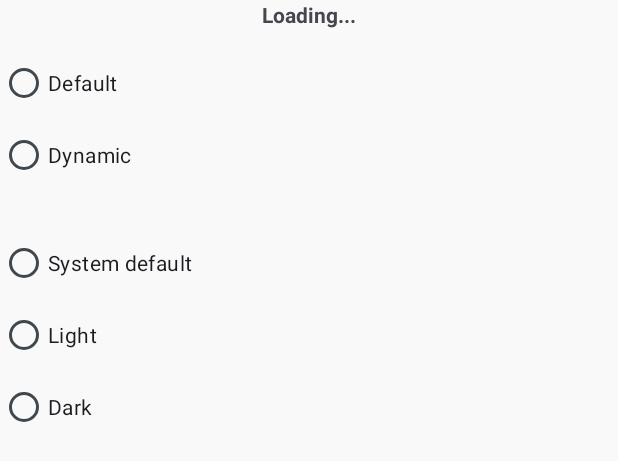
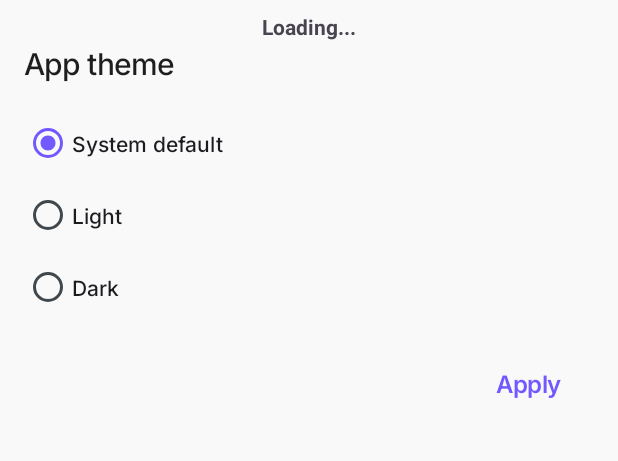
Before and after one commit to Muzammil-Hussian/Galixo-Auto-Clicker, an Android app: the layout dialog_theme.xml on its own in the app's theme, with its tools: preview values and no code run, on a phone screen of 412 x 824 dp. Shown: the top 461 px of the screen. Run offline under Robolectric (Android 15) with nearby library versions, the phone set to English and light mode, and no system bars.

```diff
--- a/build-logic/convention/src/main/java/com/galixo/ai/gradle/convention/CrashlyticsConventionPlugin.kt
+++ b/build-logic/convention/src/main/java/com/galixo/ai/gradle/convention/CrashlyticsConventionPlugin.kt
@@ -20,6 +20,8 @@ class CrashlyticsConventionPlugin : Plugin<Project> {
         dependencies {
             implementation(platform(libs.getLibrary("google.firebase.bom")))
             implementation(libs.getLibrary("google.firebase.crashlytics.ktx"))
+            // Add Firebase Analytics
+            implementation(libs.getLibrary("google.firebase.analytics.ktx"))
         }
     }
 }
--- a/core/common/theme/build.gradle.kts
+++ b/core/common/theme/build.gradle.kts
@@ -9,7 +9,6 @@ android {
 }
 
 dependencies {
-    implementation(libs.kotlinx.coroutines.core)
 
     implementation(libs.androidx.appcompat)
     implementation(libs.androidx.core.ktx)
@@ -19,4 +18,8 @@ dependencies {
     implementation(libs.androidx.fragment.ktx)
 
     implementation(libs.google.material)
+
+    implementation(project(":core:common:ui"))
+    implementation(project(":core:common:base"))
+
 }
--- a/core/common/theme/src/main/AndroidManifest.xml
+++ b/core/common/theme/src/main/AndroidManifest.xml
@@ -1,4 +1,2 @@
 <?xml version="1.0" encoding="utf-8"?>
-<manifest xmlns:android="http://schemas.android.com/apk/res/android">
-
-</manifest>
+<manifest />
--- a/core/common/theme/src/main/res/layout/dialog_theme.xml
+++ b/core/common/theme/src/main/res/layout/dialog_theme.xml
@@ -2,10 +2,11 @@
 <LinearLayout xmlns:android="http://schemas.android.com/apk/res/android"
     xmlns:tools="http://schemas.android.com/tools"
     android:layout_width="match_parent"
-    android:layout_height="match_parent"
-    android:orientation="vertical">
+    android:layout_height="wrap_content"
+    android:orientation="vertical"
+    android:paddingHorizontal="@dimen/margin_horizontal_default"
+    android:paddingVertical="@dimen/margin_vertical_default">
 
-    <!-- Loading text when fetching data -->
     <TextView
         android:id="@+id/loadingTextView"
         android:layout_width="match_parent"
@@ -16,71 +17,50 @@
         android:visibility="gone"
         tools:visibility="visible" />
 
-    <!-- Radio Group for Theme Brand -->
-    <RadioGroup
-        android:id="@+id/themeBrandRadioGroup"
+    <com.google.android.material.textview.MaterialTextView
+        android:id="@+id/title"
         android:layout_width="match_parent"
         android:layout_height="wrap_content"
-        android:layout_marginVertical="12dp">
-        <!-- Add radio buttons for theme brand selection -->
-        <RadioButton
-            android:id="@+id/themeBrandDefault"
-            android:layout_width="match_parent"
-            android:layout_height="wrap_content"
-            android:text="Default" />
+        android:ellipsize="end"
+        android:lines="1"
+        android:text="App theme"
+        android:textAppearance="@style/SubHeadingStyle" />
 
-        <RadioButton
-            android:id="@+id/themeBrandDynamic"
-            android:layout_width="match_parent"
-            android:layout_height="wrap_content"
-            android:text="Dynamic" />
-    </RadioGroup>
-
-    <!-- Radio Group for Gradient Color Preference -->
-
-    <RadioGroup
-        android:id="@+id/gradientColorRadioGroup"
-        android:layout_width="match_parent"
-        android:layout_height="wrap_content"
-        android:layout_marginVertical="12dp"
-        android:visibility="gone">
-        <!-- Add radio buttons for gradient color preference -->
-        <RadioButton
-            android:id="@+id/gradientColorYes"
-            android:layout_width="match_parent"
-            android:layout_height="wrap_content"
-            android:text="Yes" />
-
-        <RadioButton
-            android:id="@+id/gradientColorNo"
-            android:layout_width="match_parent"
-            android:layout_height="wrap_content"
-            android:text="No" />
-    </RadioGroup>
-
-    <!-- Radio Group for Dark Theme Preference -->
     <RadioGroup
         android:id="@+id/darkThemeRadioGroup"
         android:layout_width="match_parent"
         android:layout_height="wrap_content"
-        android:layout_marginVertical="12dp">
-        <!-- Add radio buttons for dark mode selection -->
-        <RadioButton
+        android:layout_marginVertical="@dimen/margin_vertical_extra_large">
+
+        <com.google.android.material.radiobutton.MaterialRadioButton
             android:id="@+id/darkThemeSystemDefault"
             android:layout_width="match_parent"
             android:layout_height="wrap_content"
-            android:text="System default" />
+            android:text="System default"
+            android:textAppearance="@style/DescriptionHeading"
+            tools:checked="true" />
 
-        <RadioButton
+        <com.google.android.material.radiobutton.MaterialRadioButton
             android:id="@+id/darkThemeLight"
             android:layout_width="match_parent"
             android:layout_height="wrap_content"
-            android:text="Light" />
+            android:text="Light"
+            android:textAppearance="@style/DescriptionHeading" />
 
-        <RadioButton
+        <com.google.android.material.radiobutton.MaterialRadioButton
             android:id="@+id/darkThemeDark"
             android:layout_width="match_parent"
             android:layout_height="wrap_content"
-            android:text="Dark" />
+            android:text="Dark"
+            android:textAppearance="@style/DescriptionHeading" />
     </RadioGroup>
+
+    <com.google.android.material.button.MaterialButton
+        android:id="@+id/applyThemeButton"
+        style="@style/Widget.Material3.Button.TextButton"
+        android:layout_width="wrap_content"
+        android:layout_height="wrap_content"
+        android:layout_gravity="end"
+        android:text="Apply"
+        android:textAppearance="@style/ButtonHeading" />
 </LinearLayout>
--- a/feature/config/src/main/java/com/galixo/autoClicker/feature/config/ui/view/ClickPointView.kt
+++ b/feature/config/src/main/java/com/galixo/autoClicker/feature/config/ui/view/ClickPointView.kt
@@ -78,7 +78,8 @@ class ClickPointView(
         }
 
         with(binding) {
-            clickIndex.text = clickDescription.priority.toString()
+            val index = (clickDescription.priority + 1).toString()
+            clickIndex.text = index
             root.apply {
                 setOnTouchListener { v, event ->
                     when (event.action) {
--- a/feature/config/src/main/java/com/galixo/autoClicker/feature/config/ui/view/CreateSwipeView.kt
+++ b/feature/config/src/main/java/com/galixo/autoClicker/feature/config/ui/view/CreateSwipeView.kt
@@ -152,7 +152,8 @@ class CreateSwipeView(
                 }
             }*/
         with(binding) {
-            clickIndex.text = swipeDescription.priority.toString()
+            val indexedValue = (swipeDescription.priority + 1).toString()
+            clickIndex.text = indexedValue
             root.apply {
                 setOnTouchListener { v, event ->
                     when (event.action) {
--- a/feature/config/src/main/res/drawable/bg_click.xml
+++ b/feature/config/src/main/res/drawable/bg_click.xml
@@ -2,5 +2,5 @@
 <shape xmlns:android="http://schemas.android.com/apk/res/android" android:shape="rectangle">
     <solid android:color="@color/overlayViewPrimaryBackground"/>
     <corners android:radius="25dp"/>
-    <stroke android:width="1dp" android:color="@color/overlayViewPrimary"/>
+    <stroke android:width="2dp" android:color="@color/overlayViewPrimary"/>
 </shape>
```
Also changed, not shown: app/src/main/java/com/galixo/autoClicker/modules/base/activity/BaseActivity.kt (+18 -0 lines), core/common/theme/src/main/java/com/galixo/autoClicker/core/common/theme/data/ThemeDataRepository.kt (+3 -17 lines), core/common/theme/src/main/java/com/galixo/autoClicker/core/common/theme/dialog/ThemeDialogFragment.kt (+26 -46 lines), core/common/theme/src/main/java/com/galixo/autoClicker/core/common/theme/model/ThemeString.kt (deleted, +0 -18 lines), core/common/theme/src/main/java/com/galixo/autoClicker/core/common/theme/model/UserEditableTheme.kt (deleted, +0 -13 lines), core/common/theme/src/main/java/com/galixo/autoClicker/core/common/theme/utils/DataStoreManager.kt (+14 -41 lines), core/common/theme/src/main/java/com/galixo/autoClicker/core/common/theme/utils/ThemeConfig.kt (+1 -31 lines), core/common/theme/src/main/java/com/galixo/autoClicker/core/common/theme/utils/ThemeUtil.kt (deleted, +0 -43 lines), core/common/theme/src/main/java/com/galixo/autoClicker/core/common/theme/viewModel/ThemeViewModel.kt (+11 -14 lines), core/scenarios/src/main/java/com/galixo/autoClicker/core/scenarios/engine/ActionExecutor.kt (+34 -9 lines), feature/config/src/main/res/layout/click_point_view.xml (+6 -5 lines), gradle/libs.versions.toml (+11 -21 lines). Lines whose indentation alone changed are shown as unchanged.
